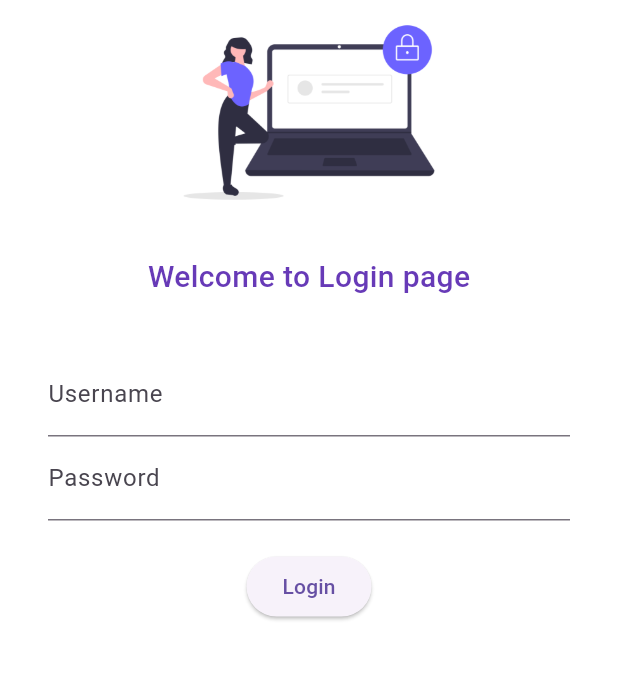
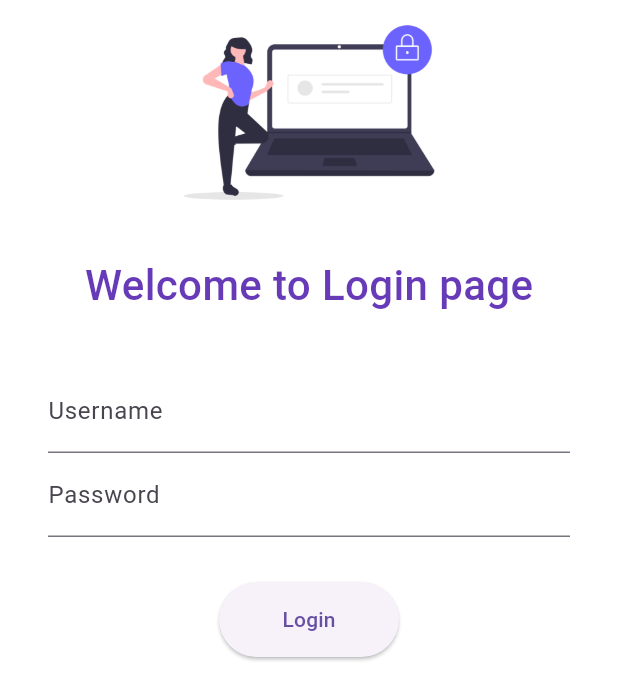
Before and after one commit to Babita00/Flutter-basic, a Flutter app: the screen it shows after launch, on a phone screen of 412 x 824 dp. Shown: the top 700 px of the screen. Run offline on Flutter 3.47's test engine with Material 3 defaults, Android fonts, the phone set to English and light mode, and no system bars; our stand-ins replace google_fonts.

Commit message:
fourth commit

```diff
--- a/themesandtext/lib/Pages/login_page.dart
+++ b/themesandtext/lib/Pages/login_page.dart
@@ -1,4 +1,5 @@
 import 'package:flutter/material.dart';
+import 'package:themesandtext/utils/routes.dart';
 
 class LoginPage extends StatelessWidget {
   const LoginPage({super.key});
@@ -21,7 +22,7 @@ class LoginPage extends StatelessWidget {
             const Text(
               "Welcome to Login page",
               style: TextStyle(
-                fontSize: 20,
+                fontSize: 28,
                 fontWeight: FontWeight.w500,
                 color: Colors.deepPurple,
               ),
@@ -50,13 +51,14 @@ class LoginPage extends StatelessWidget {
                     ),
                   ),
                   const SizedBox(
-                    height: 20,
+                    height: 30,
                   ),
                   ElevatedButton(
-                    style: ElevatedButton.styleFrom(),
+                    style:
+                        TextButton.styleFrom(minimumSize: const Size(120, 50)),
                     onPressed: () {
-                      // ignore: avoid_print
-                      print("Login button clicked");
+                      //Navigator.push(context, route)
+                      Navigator.pushNamed(context, MyRoutes.homeRouute);
                     },
                     child: const Text("Login"),
                   )
--- a/themesandtext/lib/main.dart
+++ b/themesandtext/lib/main.dart
@@ -2,6 +2,7 @@ import 'package:flutter/material.dart';
 import 'package:themesandtext/Pages/home_page.dart';
 import 'package:themesandtext/Pages/login_page.dart';
 import 'package:google_fonts/google_fonts.dart';
+import 'package:themesandtext/utils/routes.dart';
 
 void main() //void here so return nothing
 {
@@ -26,7 +27,8 @@ class MyApp extends StatelessWidget {
       // ),
       initialRoute: "/login",
       routes: {
-        "/login": (context) => const LoginPage(),
+        MyRoutes.homeRouute: (context) => const HomePage(),
+        MyRoutes.loginRouute: (context) => const LoginPage(),
       },
     );
   }
--- /dev/null
+++ b/themesandtext/lib/utils/routes.dart
@@ -0,0 +1,4 @@
+class MyRoutes {
+  static String loginRouute = "/login";
+  static String homeRouute = "/home";
+}
```
Also changed, not shown: themesandtext/pubspec.yaml (+2 -7 lines), 1 other file.
